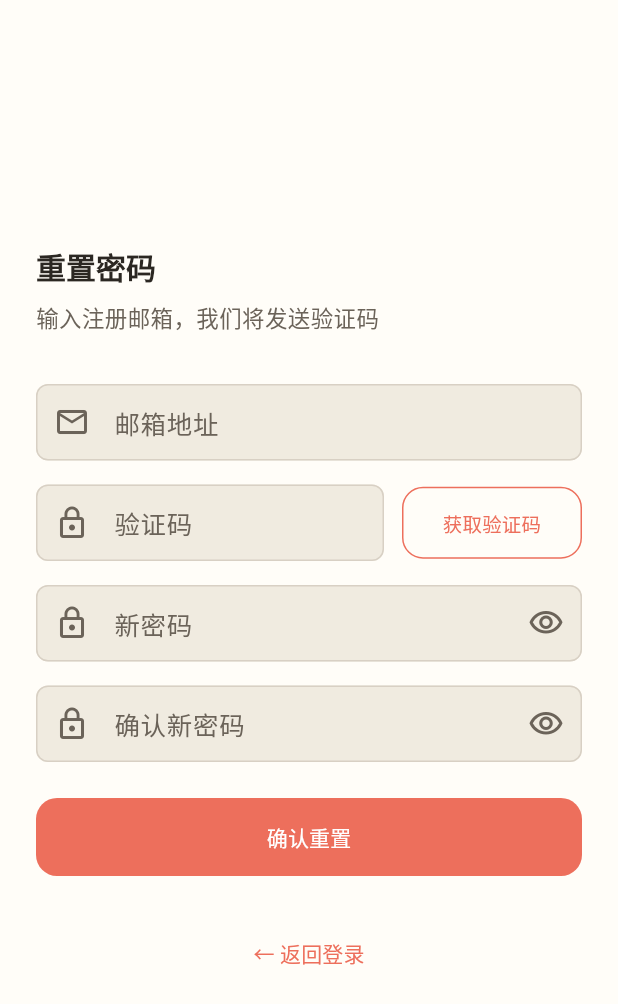
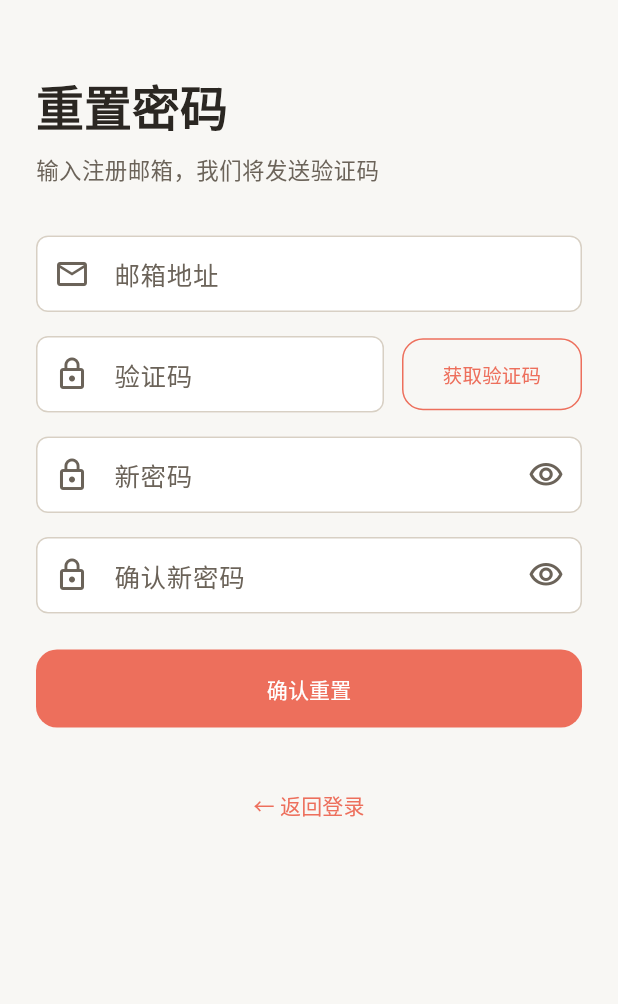
Before and after one commit to Sensems/HuaSen-App, a Flutter app: the screen it shows after launch, after a tap on "忘记密码?", on a phone screen of 412 x 824 dp. Shown: the top 1004 px of the screen. Run offline on Flutter 3.47's test engine with Material 3 defaults, Android fonts, the phone set to English and light mode, and no system bars; our stand-ins replace dio, flutter_riverpod, freezed_annotation, go_router, shared_preferences; missing offline and left inert: tolyui_message; network calls fail; Roboto replaces fonts that are missing (Georgia).

Commit message:
chore: polish light theme defaults and agent memory
Align canvas/input fills and login brand marker with approved mocks; record notes-list shell and SDD workflow prefs in AGENTS.md.

Co-authored-by: Cursor <cursoragent@cursor.com>

```diff
--- a/lib/features/auth/login_screen.dart
+++ b/lib/features/auth/login_screen.dart
@@ -60,9 +60,10 @@ class _LoginScreenState extends ConsumerState<LoginScreen> {
     return Scaffold(
       backgroundColor: colorScheme.surface,
       body: SafeArea(
-        child: Center(
+        child: Align(
+          alignment: Alignment.topCenter,
           child: SingleChildScrollView(
-            padding: const EdgeInsets.symmetric(horizontal: 24, vertical: 32),
+            padding: const EdgeInsets.fromLTRB(24, 48, 24, 32),
             child: ConstrainedBox(
               constraints: const BoxConstraints(maxWidth: 400),
               child: Column(
@@ -203,41 +204,42 @@ class _BrandHeader extends StatelessWidget {
     final theme = Theme.of(context);
     final colorScheme = theme.colorScheme;
 
-    return Row(
-      mainAxisAlignment: MainAxisAlignment.center,
+    return Column(
+      crossAxisAlignment: CrossAxisAlignment.center,
       children: [
-        Container(
-          width: 56,
-          height: 56,
-          decoration: const BoxDecoration(
-            color: AppColors.coral,
-            shape: BoxShape.circle,
-          ),
-          child: const Icon(
-            Icons.edit_note_rounded,
-            color: AppColors.lightSurface,
-            size: 32,
-          ),
-        ),
-        const SizedBox(width: 16),
-        Column(
-          crossAxisAlignment: CrossAxisAlignment.start,
+        Row(
+          mainAxisSize: MainAxisSize.min,
+          crossAxisAlignment: CrossAxisAlignment.center,
           children: [
+            Container(
+              width: 10,
+              height: 10,
+              decoration: const BoxDecoration(
+                color: AppColors.coral,
+                shape: BoxShape.circle,
+              ),
+            ),
+            const SizedBox(width: 8),
             Text(
               UiStrings.loginBrandTitle,
-              style: theme.textTheme.headlineLarge?.copyWith(
+              style: theme.textTheme.headlineMedium?.copyWith(
                 color: colorScheme.onSurface,
-                fontWeight: FontWeight.w600,
-              ),
-            ),
-            const SizedBox(height: 4),
-            Text(
-              UiStrings.loginBrandSlogan,
-              style: theme.textTheme.bodySmall?.copyWith(
-                color: colorScheme.onSurfaceVariant,
+                fontWeight: FontWeight.w700,
+                fontSize: 32,
+                height: 1.2,
               ),
             ),
           ],
+        ),
+        const SizedBox(height: 8),
+        Text(
+          UiStrings.loginBrandSlogan,
+          textAlign: TextAlign.center,
+          style: theme.textTheme.bodyMedium?.copyWith(
+            color: colorScheme.onSurface,
+            fontSize: 15,
+            height: 1.4,
+          ),
         ),
       ],
     );
--- a/lib/features/auth/register_screen.dart
+++ b/lib/features/auth/register_screen.dart
@@ -124,9 +124,10 @@ class _RegisterScreenState extends ConsumerState<RegisterScreen> {
     return Scaffold(
       backgroundColor: colorScheme.surface,
       body: SafeArea(
-        child: Center(
+        child: Align(
+          alignment: Alignment.topCenter,
           child: SingleChildScrollView(
-            padding: const EdgeInsets.symmetric(horizontal: 24, vertical: 32),
+            padding: const EdgeInsets.fromLTRB(24, 48, 24, 32),
             child: ConstrainedBox(
               constraints: const BoxConstraints(maxWidth: 400),
               child: Column(
@@ -136,6 +137,7 @@ class _RegisterScreenState extends ConsumerState<RegisterScreen> {
                     UiStrings.registerTitle,
                     style: theme.textTheme.headlineMedium?.copyWith(
                       fontWeight: FontWeight.w700,
+                      fontSize: 32,
                     ),
                   ),
                   const SizedBox(height: 8),
--- a/lib/features/auth/reset_password_screen.dart
+++ b/lib/features/auth/reset_password_screen.dart
@@ -119,9 +119,10 @@ class _ResetPasswordScreenState extends ConsumerState<ResetPasswordScreen> {
     return Scaffold(
       backgroundColor: colorScheme.surface,
       body: SafeArea(
-        child: Center(
+        child: Align(
+          alignment: Alignment.topCenter,
           child: SingleChildScrollView(
-            padding: const EdgeInsets.symmetric(horizontal: 24, vertical: 32),
+            padding: const EdgeInsets.fromLTRB(24, 48, 24, 32),
             child: ConstrainedBox(
               constraints: const BoxConstraints(maxWidth: 400),
               child: Column(
@@ -131,6 +132,7 @@ class _ResetPasswordScreenState extends ConsumerState<ResetPasswordScreen> {
                     UiStrings.resetPasswordTitle,
                     style: theme.textTheme.headlineMedium?.copyWith(
                       fontWeight: FontWeight.w700,
+                      fontSize: 32,
                     ),
                   ),
                   const SizedBox(height: 8),
--- a/lib/ui/components/custom_input.dart
+++ b/lib/ui/components/custom_input.dart
@@ -113,7 +113,8 @@ class CustomInput extends StatelessWidget {
                 : null,
             suffixIcon: suffixIcon,
             filled: true,
-            fillColor: colorScheme.surfaceContainerLow,
+            fillColor: theme.inputDecorationTheme.fillColor ??
+                colorScheme.surfaceContainerLow,
             enabledBorder: inputBorder,
             focusedBorder: focusedBorder,
             disabledBorder: inputBorder,
--- a/lib/ui/theme/app_colors.dart
+++ b/lib/ui/theme/app_colors.dart
@@ -36,13 +36,13 @@ class AppColors {
   static const Color info = Color(0xFF5B8DB8);
 
   // ── Light theme surface tones ────────────────────────────────
-  /// Warm paper background — the base canvas.
-  static const Color lightBackground = Color(0xFFFAF7F2);
+  /// Page canvas background.
+  static const Color lightBackground = Color(0xFFF8F7F4);
 
-  /// Slightly elevated surface (cards, sheets).
-  static const Color lightSurface = Color(0xFFFFFDF8);
+  /// Elevated surface (cards, sheets) and input fill — white.
+  static const Color lightSurface = Color(0xFFFFFFFF);
 
-  /// Muted surface for input fields, app bars.
+  /// Muted surface for chips, app-bar variants, etc.
   static const Color lightSurfaceVariant = Color(0xFFF0EBE0);
 
   /// Warm near-black text.
@@ -92,7 +92,7 @@ class AppColors {
         onError: Color(0xFFFFFFFF),
         errorContainer: Color(0xFFF8E0DE),
         onErrorContainer: Color(0xFF5C1A18),
-        surface: lightSurface,
+        surface: lightBackground,
         onSurface: lightOnBackground,
         surfaceContainerHighest: lightSurfaceVariant,
         onSurfaceVariant: lightOnSurfaceVariant,
--- a/lib/ui/theme/app_theme.dart
+++ b/lib/ui/theme/app_theme.dart
@@ -11,10 +11,16 @@ import 'app_typography.dart';
 class AppTheme {
   AppTheme._();
 
-  /// Light theme — warm paper-like background, comfortable contrast.
+  /// Light theme — page canvas `#f8f7f4`, white inputs.
   static ThemeData get light {
     final scheme = AppColors.lightColorScheme;
-    return _buildTheme(scheme);
+    final theme = _buildTheme(scheme);
+    return theme.copyWith(
+      scaffoldBackgroundColor: AppColors.lightBackground,
+      inputDecorationTheme: theme.inputDecorationTheme.copyWith(
+        fillColor: AppColors.lightSurface,
+      ),
+    );
   }
 
   /// Dark theme — soft charcoal, easy on the eyes in low light.
--- a/lib/ui/theme/theme_provider.dart
+++ b/lib/ui/theme/theme_provider.dart
@@ -3,12 +3,11 @@ import 'package:flutter_riverpod/flutter_riverpod.dart';
 
 /// Holds the current [ThemeMode] and exposes methods to change it.
 ///
-/// The initial value is [ThemeMode.system] so the app respects the
-/// OS-level dark-mode setting on first launch.  Call [toggle] to flip
-/// between light and dark, or [set] to pick an explicit mode.
+/// The initial value is [ThemeMode.light] (day mode). Call [toggle] to
+/// flip between light and dark, or [set] to pick an explicit mode.
 class ThemeModeNotifier extends Notifier<ThemeMode> {
   @override
-  ThemeMode build() => ThemeMode.system;
+  ThemeMode build() => ThemeMode.light;
 
   /// Switches to the opposite of the *effective* mode.
   ///
```
Also changed, not shown: 1 other file.
